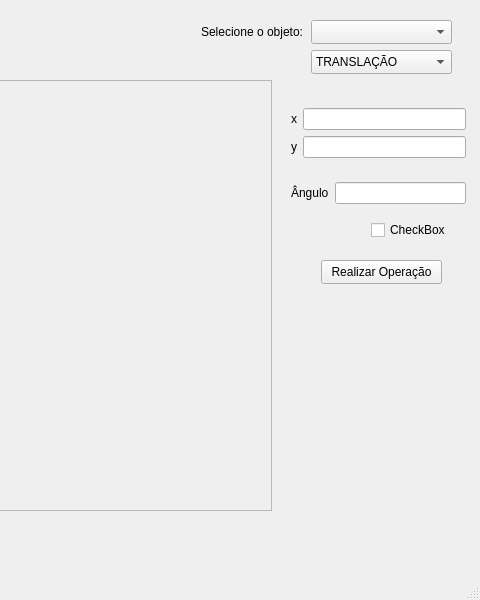
Before: the Qt Designer form mainwindow.ui in samu-ribas/3D-Graphics-Engine-Project, drawn with Qt 5; both pictures show x 799 to 1279 and y 0 to 600 of the 1279 by 600 pixel window.
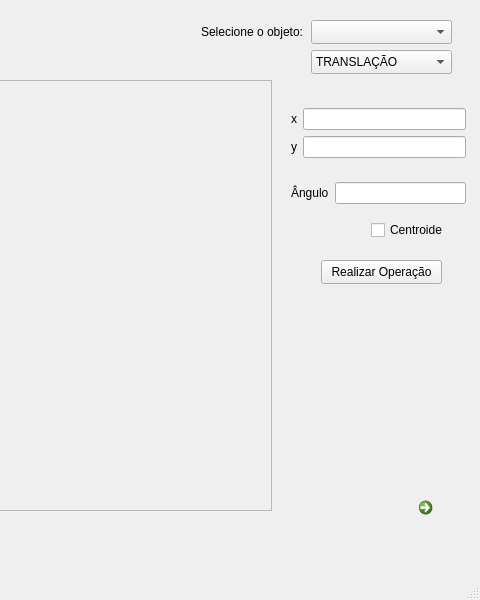
After: the same form once the commit is applied. The open tabs and pages were chosen to show the change. Custom widgets are drawn as their Qt base class.

```diff
--- a/mainwindow.ui
+++ b/mainwindow.ui
@@ -431,7 +431,7 @@
      </widget>
     </widget>
     <widget class="QWidget" name="page_6">
-     <widget class="QWidget" name="">
+     <widget class="QWidget" name="layoutWidget">
       <property name="geometry">
        <rect>
         <x>10</x>
@@ -499,7 +499,7 @@
        </rect>
       </property>
       <property name="text">
-       <string>CheckBox</string>
+       <string>Centroide</string>
       </property>
      </widget>
     </widget>
@@ -591,6 +591,19 @@
      <string>Selecione o objeto:</string>
     </property>
    </widget>
+   <widget class="QCommandLinkButton" name="commandLinkButton">
+    <property name="geometry">
+     <rect>
+      <x>1210</x>
+      <y>490</y>
+      <width>31</width>
+      <height>41</height>
+     </rect>
+    </property>
+    <property name="text">
+     <string/>
+    </property>
+   </widget>
   </widget>
   <widget class="QMenuBar" name="menubar">
    <property name="geometry">
```
Left out of the diff: 2 changed lines with no effect on the pictures.
